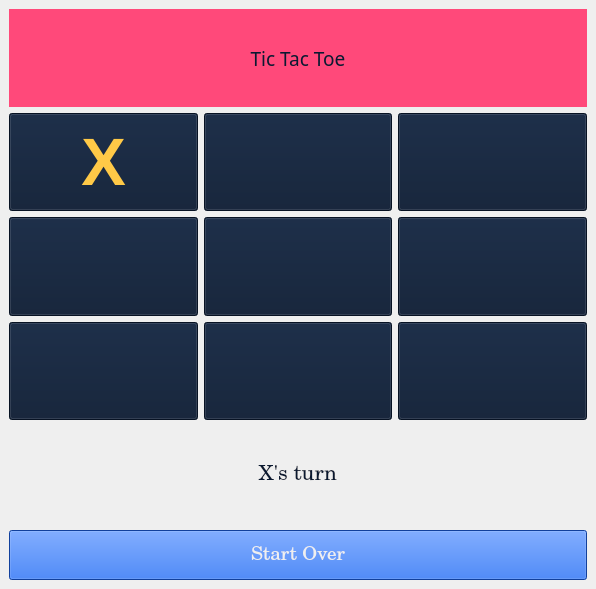
Qt form TicTacToe.ui (shervin-j/Tic-Tac-Toe) before a commit.
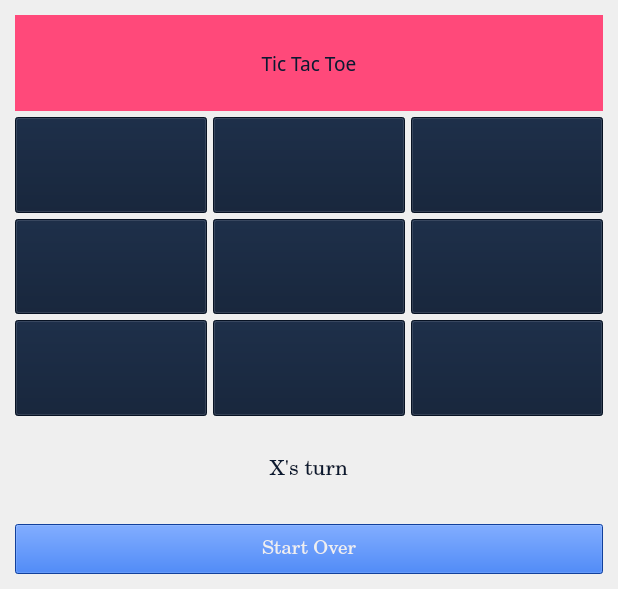
The same form after that commit.

Diff of the .ui file:
```diff
--- a/TicTacToe.ui
+++ b/TicTacToe.ui
@@ -6,10 +6,16 @@
    <rect>
     <x>0</x>
     <y>0</y>
-    <width>596</width>
+    <width>618</width>
     <height>589</height>
    </rect>
   </property>
+  <property name="sizePolicy">
+   <sizepolicy hsizetype="Expanding" vsizetype="Expanding">
+    <horstretch>0</horstretch>
+    <verstretch>0</verstretch>
+   </sizepolicy>
+  </property>
   <property name="windowTitle">
    <string>MainWindow</string>
   </property>
@@ -17,9 +23,45 @@
    <string notr="true">background-color: rgb(239, 239, 239);</string>
   </property>
   <widget class="QWidget" name="centralwidget">
-   <layout class="QGridLayout" name="gridLayout_2">
+   <property name="sizePolicy">
+    <sizepolicy hsizetype="Expanding" vsizetype="Expanding">
+     <horstretch>0</horstretch>
+     <verstretch>0</verstretch>
+    </sizepolicy>
+   </property>
+   <layout class="QGridLayout" name="gridLayout_2" rowstretch="100">
+    <property name="leftMargin">
+     <number>15</number>
+    </property>
+    <property name="topMargin">
+     <number>15</number>
+    </property>
+    <property name="rightMargin">
+     <number>15</number>
+    </property>
+    <property name="bottomMargin">
+     <number>15</number>
+    </property>
+    <property name="verticalSpacing">
+     <number>6</number>
+    </property>
     <item row="0" column="0">
      <layout class="QGridLayout" name="gridLayout" rowstretch="1,1,1,1,1,1" columnstretch="1,1,1" columnminimumwidth="0,0,0">
+      <property name="leftMargin">
+       <number>0</number>
+      </property>
+      <property name="topMargin">
+       <number>0</number>
+      </property>
+      <property name="rightMargin">
+       <number>0</number>
+      </property>
+      <property name="bottomMargin">
+       <number>0</number>
+      </property>
+      <property name="spacing">
+       <number>6</number>
+      </property>
       <item row="2" column="2">
        <widget class="QPushButton" name="pushButton_6">
         <property name="sizePolicy">
@@ -82,7 +124,7 @@
 </string>
         </property>
         <property name="text">
-         <string>X</string>
+         <string/>
         </property>
         <property name="flat">
          <bool>false</bool>
```
